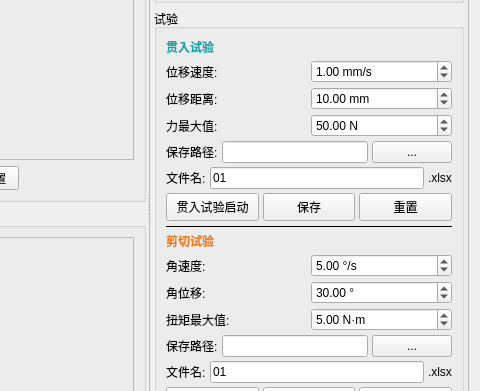
First picture: the form in main_window_2.ui, repository 617482966-lzh/robotic_arm_v1, before the edit; both pictures show x 623 to 1103 and y 228 to 619 of the 1103 by 866 pixel window.
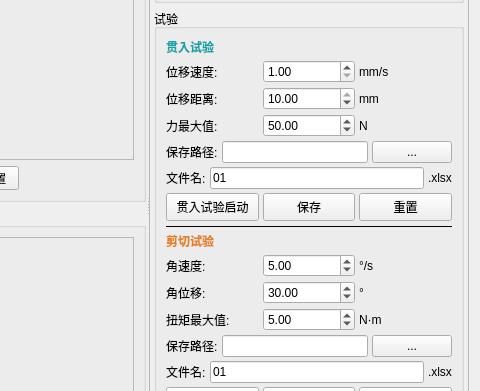
Second picture: the form after the edit.

The edit to the form file:
```diff
--- a/main_window_2.ui
+++ b/main_window_2.ui
@@ -3058,11 +3058,8 @@
                  <height>0</height>
                 </size>
                </property>
-               <property name="suffix">
-                <string> mm/s</string>
-               </property>
                <property name="minimum">
-                <double>0.100000000000000</double>
+                <double>1.000000000000000</double>
                </property>
                <property name="maximum">
                 <double>100.000000000000000</double>
@@ -3072,6 +3069,19 @@
                </property>
               </widget>
              </item>
+             <item>
+              <widget class="QLabel" name="testDispSpeedUnit">
+               <property name="minimumSize">
+                <size>
+                 <width>40</width>
+                 <height>0</height>
+                </size>
+               </property>
+               <property name="text">
+                <string>mm/s</string>
+               </property>
+              </widget>
+             </item>
             </layout>
            </item>
            <item>
@@ -3091,20 +3101,30 @@
                  <height>0</height>
                 </size>
                </property>
-               <property name="suffix">
-                <string> mm</string>
-               </property>
                <property name="minimum">
-                <double>0.100000000000000</double>
+                <double>-10.000000000000000</double>
                </property>
                <property name="maximum">
-                <double>200.000000000000000</double>
+                <double>10.000000000000000</double>
                </property>
                <property name="value">
                 <double>10.000000000000000</double>
                </property>
               </widget>
              </item>
+             <item>
+              <widget class="QLabel" name="testDispDistUnit">
+               <property name="minimumSize">
+                <size>
+                 <width>40</width>
+                 <height>0</height>
+                </size>
+               </property>
+               <property name="text">
+                <string>mm</string>
+               </property>
+              </widget>
+             </item>
             </layout>
            </item>
            <item>
@@ -3124,9 +3144,6 @@
                  <height>0</height>
                 </size>
                </property>
-               <property name="suffix">
-                <string> N</string>
-               </property>
                <property name="minimum">
                 <double>0.100000000000000</double>
                </property>
@@ -3138,6 +3155,19 @@
                </property>
               </widget>
              </item>
+             <item>
+              <widget class="QLabel" name="testForceMaxUnit">
+               <property name="minimumSize">
+                <size>
+                 <width>40</width>
+                 <height>0</height>
+                </size>
+               </property>
+               <property name="text">
+                <string>N</string>
+               </property>
+              </widget>
+             </item>
             </layout>
            </item>
            <item>
@@ -3285,9 +3315,6 @@
                  <height>0</height>
                 </size>
                </property>
-               <property name="suffix">
-                <string> °/s</string>
-               </property>
                <property name="minimum">
                 <double>0.100000000000000</double>
                </property>
@@ -3299,6 +3326,19 @@
                </property>
               </widget>
              </item>
+             <item>
+              <widget class="QLabel" name="testAngSpeedUnit">
+               <property name="minimumSize">
+                <size>
+                 <width>40</width>
+                 <height>0</height>
+                </size>
+               </property>
+               <property name="text">
+                <string>°/s</string>
+               </property>
+              </widget>
+             </item>
             </layout>
            </item>
            <item>
@@ -3318,9 +3358,6 @@
                  <height>0</height>
                 </size>
                </property>
-               <property name="suffix">
-                <string> °</string>
-               </property>
                <property name="minimum">
                 <double>0.100000000000000</double>
                </property>
@@ -3332,6 +3369,19 @@
                </property>
               </widget>
              </item>
+             <item>
+              <widget class="QLabel" name="testAngDistUnit">
+               <property name="minimumSize">
+                <size>
+                 <width>40</width>
+                 <height>0</height>
+                </size>
+               </property>
+               <property name="text">
+                <string>°</string>
+               </property>
+              </widget>
+             </item>
             </layout>
            </item>
            <item>
@@ -3351,9 +3401,6 @@
                  <height>0</height>
                 </size>
                </property>
-               <property name="suffix">
-                <string> N·m</string>
-               </property>
                <property name="minimum">
                 <double>0.010000000000000</double>
                </property>
@@ -3365,6 +3412,19 @@
                </property>
               </widget>
              </item>
+             <item>
+              <widget class="QLabel" name="testTorqueMaxUnit">
+               <property name="minimumSize">
+                <size>
+                 <width>40</width>
+                 <height>0</height>
+                </size>
+               </property>
+               <property name="text">
+                <string>N·m</string>
+               </property>
+              </widget>
+             </item>
             </layout>
            </item>
            <item>
```
Left out of the diff: 4 changed lines with no effect on the pictures.
